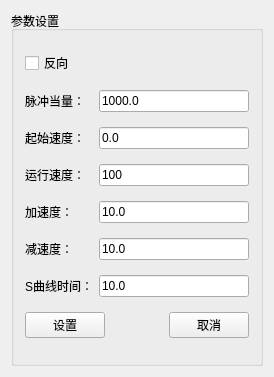
Before: the Qt Designer form ParaSettings.ui in lufangkang1987/MotionController, drawn with Qt 5.
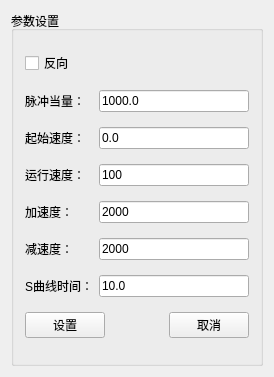
After: the same form once the commit is applied.

```diff
--- a/ParaSettings.ui
+++ b/ParaSettings.ui
@@ -109,7 +109,7 @@
       <item row="4" column="1" colspan="2">
        <widget class="QLineEdit" name="AccLineEdit">
         <property name="text">
-         <string>10.0</string>
+         <string>2000</string>
         </property>
        </widget>
       </item>
@@ -129,7 +129,7 @@
       <item row="5" column="1" colspan="2">
        <widget class="QLineEdit" name="DecLineEdit">
         <property name="text">
-         <string>10.0</string>
+         <string>2000</string>
         </property>
        </widget>
       </item>
```
